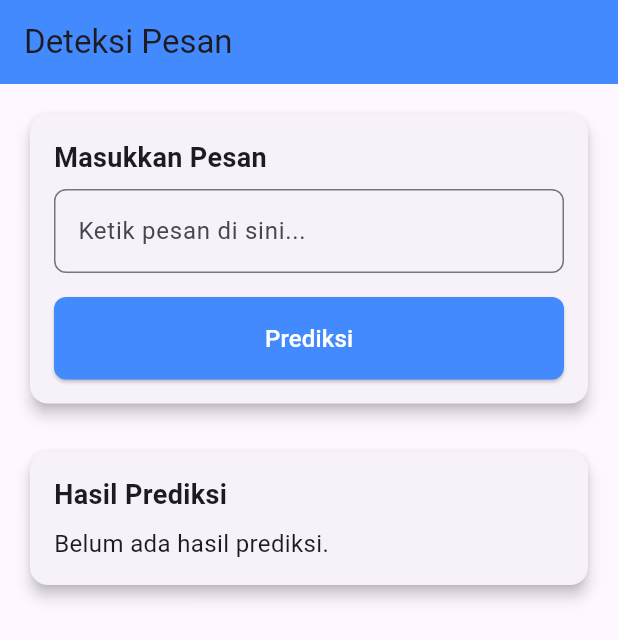
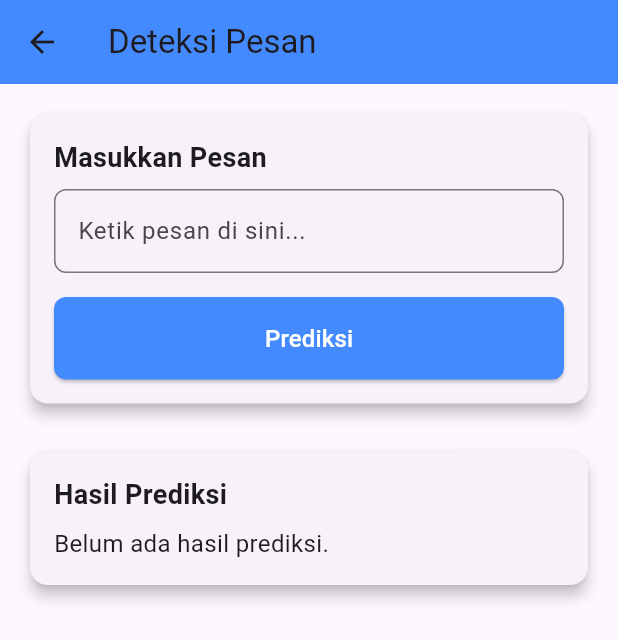
Before and after one commit to nickedizen/ML-sms-spam-classifier, a Flutter app: the screen it shows after launch, on a phone screen of 412 x 824 dp. Shown: the top 640 px of the screen. Run offline on Flutter 3.47's test engine with Material 3 defaults, Android fonts, the light colour scheme and no system bars.

Commit message:
tombol back

```diff
--- a/flutter_ui/lib/deteksi_pesan.dart
+++ b/flutter_ui/lib/deteksi_pesan.dart
@@ -20,6 +20,12 @@ class _DeteksiPesanState extends State<DeteksiPesan> {
       appBar: AppBar(
         title: const Text('Deteksi Pesan'),
         backgroundColor: Colors.blueAccent,
+        leading: IconButton(
+          icon: Icon(Icons.arrow_back),  // Ikon tombol back
+          onPressed: () {
+            Navigator.pop(context); // Menutup halaman saat tombol back ditekan
+          },
+        ),
       ),
       body: SafeArea(
         child: Padding(
```
